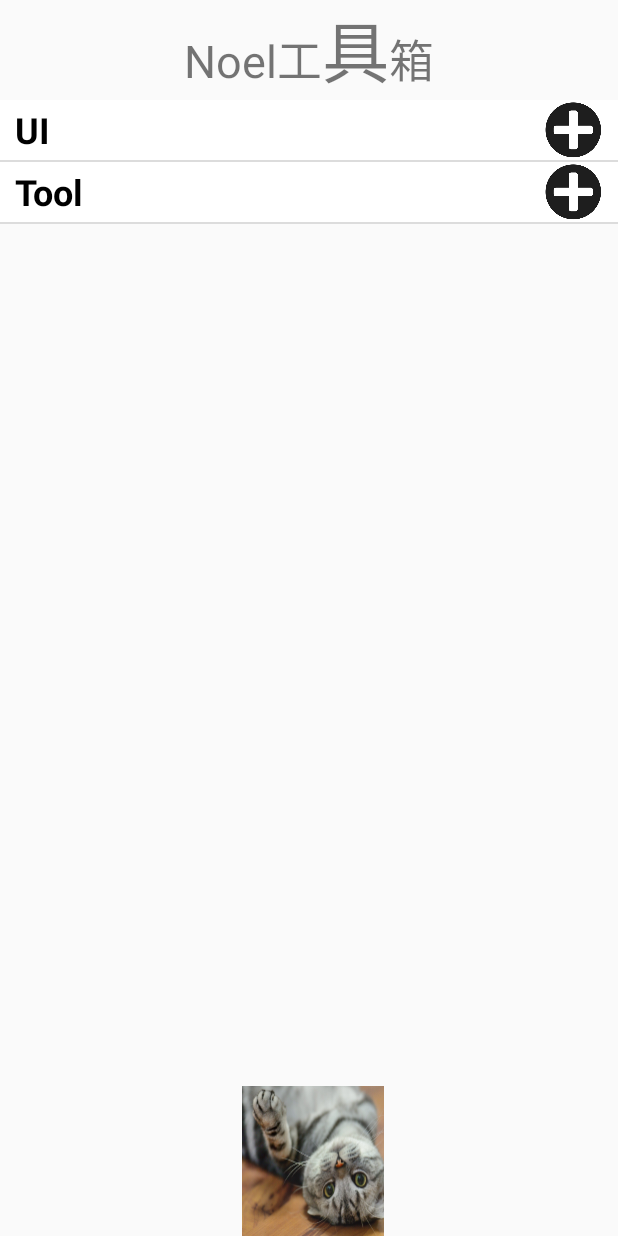
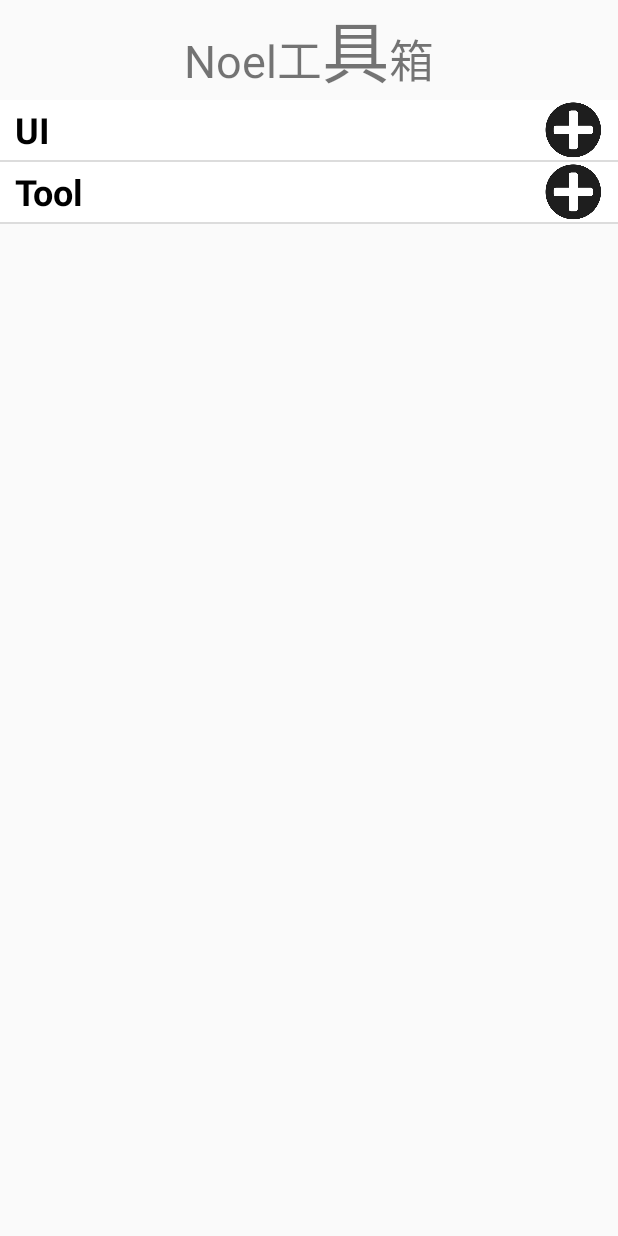
Before and after one commit to noel77543/ToolList, an Android app: the screen it shows after launch (MainActivity), on a phone screen of 412 x 824 dp. Run offline under Robolectric (Android 15) with nearby library versions, the phone set to English and light mode, and no system bars; our stand-ins replace ButterKnife; libraries missing offline, so code that uses them is left out: permissions.dispatcher.

Commit message:
clean code

```diff
--- a/app/src/main/java/tw/noel/sung/com/toollist/MainActivity.java
+++ b/app/src/main/java/tw/noel/sung/com/toollist/MainActivity.java
@@ -52,8 +52,8 @@ public class MainActivity extends FragmentActivity implements Runnable, Expandab
     TextView textViewTitle;
     @BindView(R.id.expandable_list_view)
     ExpandableListView expandableListView;
-    @BindView(R.id.flip_view)
-    DiceView diceView;
+//    @BindView(R.id.dice_view)
+//    DiceView diceView;
 
     //計時器
     private Timer timer;
--- a/app/src/main/java/tw/noel/sung/com/toollist/ui/dice_view/DiceView.java
+++ b/app/src/main/java/tw/noel/sung/com/toollist/ui/dice_view/DiceView.java
@@ -185,16 +185,16 @@ public class DiceView extends ViewGroup {
                 velocityTracker.computeCurrentVelocity(1000);
 
                 float yVelocity = velocityTracker.getYVelocity();
-                //滑动的速度大于规定的速度，或者向上滑动时，上一页页面展现出的高度超过1/2。则设定状态为STATE_PRE
+                //滑動的速度大於規定的速度，或者向上滑動時，上一頁頁面展杏初的高度超過1/2，則設定狀態為STATE_PRE
                 if (yVelocity > MAX_SPEED || ((getScrollY() + viewHeight / 2) / viewHeight < startIndex)) {
                     currentState = STATE_PRE;
                 } else if (yVelocity < -MAX_SPEED || ((getScrollY() + viewHeight / 2) / viewHeight > startIndex)) {
-                    //滑动的速度大于规定的速度，或者向下滑动时，下一页页面展现出的高度超过1/2。则设定状态为STATE_NEXT
+                    // 滑動的速度大於規定的速度，或者向下滑動時，下一頁頁面展現出的高度超過1/2，則設定狀態為STATE_NEXT
                     currentState = STATE_NEXT;
                 } else {
                     currentState = STATE_NORMAL;
                 }
-                //根据STATE进行相应的变化
+                // 根據STATE進行對應的變化
                 changeByState(currentState);
                 if (velocityTracker != null) {
                     velocityTracker.recycle();
@@ -202,7 +202,6 @@ public class DiceView extends ViewGroup {
                 }
                 break;
         }
-        //返回true,消耗点击事件
         return true;
     }
 
@@ -260,7 +259,7 @@ public class DiceView extends ViewGroup {
     }
 
     /**
-     * 当前页
+     *  當前頁
      */
     private void toNormalAction() {
         int startY;
@@ -273,18 +272,18 @@ public class DiceView extends ViewGroup {
     }
 
     /**
-     * 上一页
+     * 上一頁
      */
     private void toPrePager() {
         int startY;
         int delta;
         int duration;
-        //增加新的页面
+        //增加新的頁面
         setPrevious();
-        //mScroller开始的坐标
+        //scroller起始座標
         startY = getScrollY() + viewHeight;
         setScrollY(startY);
-        //mScroller移动的距离
+        //scroller移動的距離
         delta = -(startY - startIndex * viewHeight);
         duration = (Math.abs(delta)) * 2;
         scroller.startScroll(0, startY, 0, delta, duration);
@@ -334,18 +333,17 @@ public class DiceView extends ViewGroup {
     }
 
     /**
-     * 画单个页面
-     *
+     *繪製單個頁面
      * @param canvas
      * @param screen
      * @param drawingTime
      */
     private void drawScreen(Canvas canvas, int screen, long drawingTime) {
-        // 得到当前子View的高度
+        // 得到當前子View的高度
         final int height = getHeight();
         final int scrollHeight = screen * height;
         final int scrollY = this.getScrollY();
-        // 偏移量不足的时
+        // 如果偏移量不足
         if (scrollHeight > scrollY + height || scrollHeight + height < scrollY) {
             return;
         }
--- a/app/src/main/res/layout/activity_main.xml
+++ b/app/src/main/res/layout/activity_main.xml
@@ -22,32 +22,32 @@
         android:childDivider="@android:color/transparent"
         android:groupIndicator="@null" />
 
-    <tw.noel.sung.com.toollist.ui.dice_view.DiceView
-        android:id="@+id/flip_view"
-        android:layout_height="100dp"
-        android:layout_width="100dp"
-        android:layout_marginLeft="5dp"
-        android:layout_marginRight="5dp"
-        android:layout_gravity="center">
+    <!--<tw.noel.sung.com.toollist.ui.dice_view.DiceView-->
+        <!--android:id="@+id/dice_view"-->
+        <!--android:layout_height="100dp"-->
+        <!--android:layout_width="100dp"-->
+        <!--android:layout_marginLeft="5dp"-->
+        <!--android:layout_marginRight="5dp"-->
+        <!--android:layout_gravity="center">-->
 
-        <ImageView
-            android:layout_width="100dp"
-            android:layout_height="100dp"
-            android:background="@drawable/img_bear" />
+        <!--<ImageView-->
+            <!--android:layout_width="100dp"-->
+            <!--android:layout_height="100dp"-->
+            <!--android:background="@drawable/img_bear" />-->
 
-        <ImageView
-            android:layout_width="100dp"
-            android:layout_height="100dp"
-            android:background="@drawable/img_cat" />
+        <!--<ImageView-->
+            <!--android:layout_width="100dp"-->
+            <!--android:layout_height="100dp"-->
+            <!--android:background="@drawable/img_cat" />-->
 
-        <ImageView
-            android:layout_width="100dp"
-            android:layout_height="100dp"
-            android:background="@drawable/img_dog" />
+        <!--<ImageView-->
+            <!--android:layout_width="100dp"-->
+            <!--android:layout_height="100dp"-->
+            <!--android:background="@drawable/img_dog" />-->
 
-        <ImageView
-            android:layout_width="100dp"
-            android:layout_height="100dp"
-            android:background="@drawable/img_fox" />
-    </tw.noel.sung.com.toollist.ui.dice_view.DiceView>
+        <!--<ImageView-->
+            <!--android:layout_width="100dp"-->
+            <!--android:layout_height="100dp"-->
+            <!--android:background="@drawable/img_fox" />-->
+    <!--</tw.noel.sung.com.toollist.ui.dice_view.DiceView>-->
 </LinearLayout>
```
